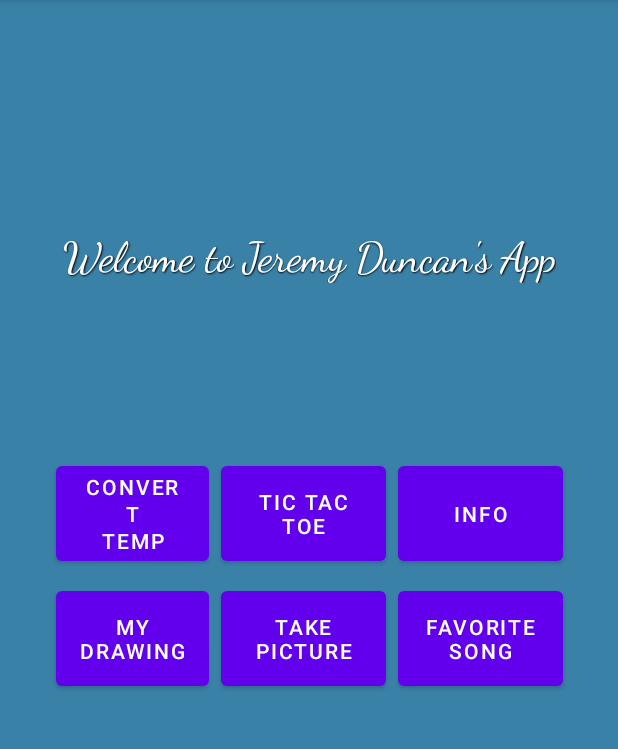
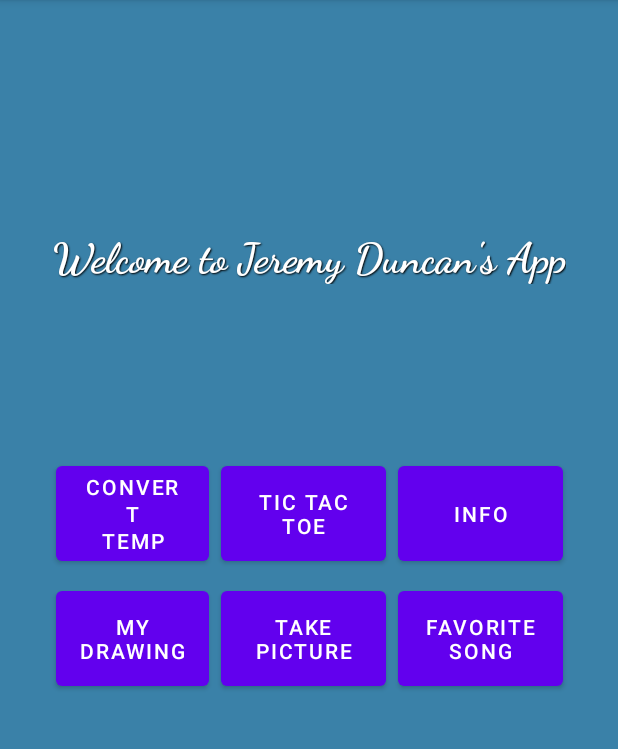
Before and after one commit to JeremyDuncan/android-temperature-app, an Android app: the screen it shows after launch (MainMenuActivity), on a phone screen of 412 x 824 dp, the part 84-833 px from its top. Run offline under Robolectric (Android 15) with nearby library versions, the phone set to English and light mode, and no system bars.

Commit message:
updates styles

```diff
--- a/app/src/main/res/layout/activity_main_menu.xml
+++ b/app/src/main/res/layout/activity_main_menu.xml
@@ -30,7 +30,9 @@
         app:layout_constraintEnd_toEndOf="parent"
         app:layout_constraintStart_toStartOf="parent"
         app:layout_constraintTop_toTopOf="parent"
-        app:layout_constraintVertical_bias="0.211" />
+        app:layout_constraintVertical_bias="0.211"
+        style="@style/TextView"
+        />
 
     <GridLayout
         android:layout_width="wrap_content"
```
